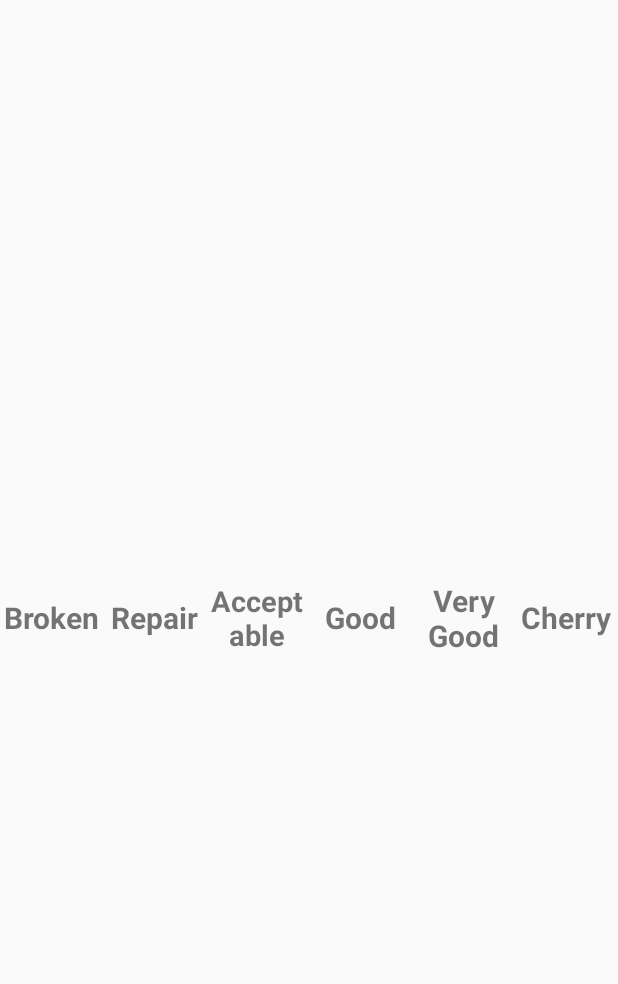
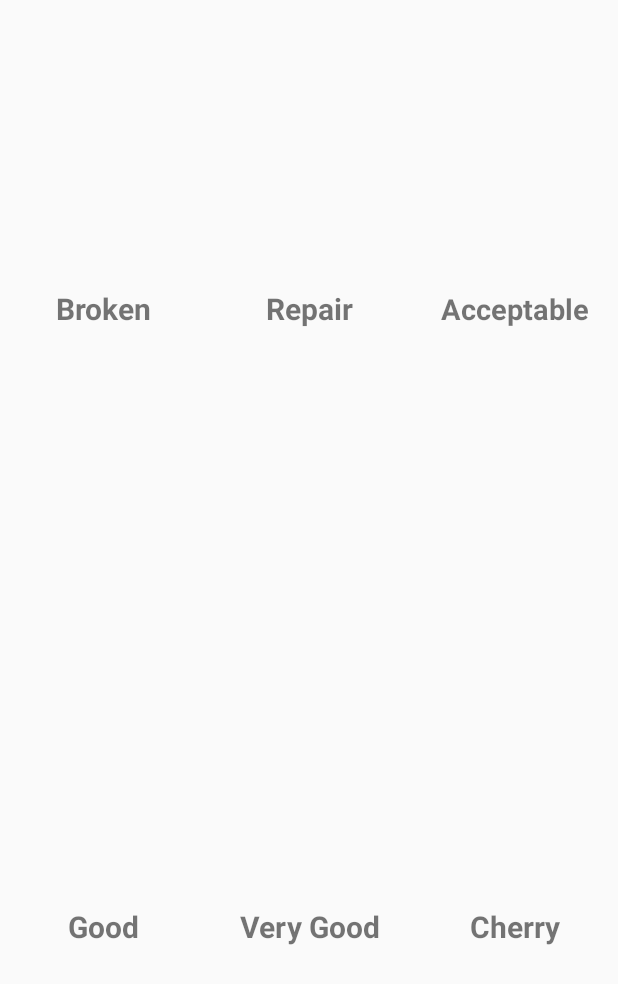
Before and after one commit to petereneric/mobile-box-apps, an Android app: the layout fragment_request_shape.xml on its own in the app's theme, with its tools: preview values and no code run, on a phone screen of 412 x 824 dp. Shown: the top 984 px of the screen. Run offline under Robolectric (Android 15) with nearby library versions, the phone set to English and light mode, and no system bars.

Commit message:
12.06.18

```diff
--- a/app/src/main/java/com/example/ericschumacher/bouncer/Activities/MainActivity.java
+++ b/app/src/main/java/com/example/ericschumacher/bouncer/Activities/MainActivity.java
@@ -161,7 +161,10 @@ public class MainActivity extends AppCompatActivity implements Interface_Selecti
         reset();
     }
 
+    @Override
+    public void setShape(int shape) {
 
+    }
 
     private void startFragmentExploitation() {
         Fragment_Request_Exploitation f = new Fragment_Request_Exploitation();
--- a/app/src/main/java/com/example/ericschumacher/bouncer/Constants/Constants_Intern.java
+++ b/app/src/main/java/com/example/ericschumacher/bouncer/Constants/Constants_Intern.java
@@ -12,4 +12,6 @@ public class Constants_Intern {
     public final static String LIST_CHOICE = "LIST_CHOICE";
     public final static int EXPLOITATION_RECYCLING = 1;
     public final static int EXPLOITATION_REUSE = 2;
+
+    // Shape
 }
--- a/app/src/main/java/com/example/ericschumacher/bouncer/Interfaces/Interface_Selection.java
+++ b/app/src/main/java/com/example/ericschumacher/bouncer/Interfaces/Interface_Selection.java
@@ -20,4 +20,5 @@ public interface Interface_Selection {
     void reset();
     Object_Model getModel();
     void startFragmentResult(String result);
+    void setShape(int shape);
 }
--- a/app/src/main/java/com/example/ericschumacher/bouncer/Objects/Object_Model.java
+++ b/app/src/main/java/com/example/ericschumacher/bouncer/Objects/Object_Model.java
@@ -17,6 +17,10 @@ public class Object_Model {
     private int IdCharger;
     private int IdBattery;
     private int Exploitation;
+
+    public enum Shape {
+
+    }
 
     public Object_Model() {
 
--- a/app/src/main/res/layout/fragment_request_shape.xml
+++ b/app/src/main/res/layout/fragment_request_shape.xml
@@ -1,70 +1,86 @@
 <?xml version="1.0" encoding="utf-8"?>
-<LinearLayout
-    xmlns:android="http://schemas.android.com/apk/res/android"
+
+<LinearLayout xmlns:android="http://schemas.android.com/apk/res/android"
     xmlns:app="http://schemas.android.com/apk/res-auto"
     xmlns:tools="http://schemas.android.com/tools"
     android:layout_width="match_parent"
     android:layout_height="match_parent"
-    android:orientation="horizontal">
+    android:orientation="vertical">
 
+    <LinearLayout
+        android:layout_width="match_parent"
+        android:layout_height="0dp"
+        android:orientation="horizontal"
+        android:layout_weight="1">
 
         <TextView
             android:id="@+id/tvBroken"
             android:layout_width="0dp"
+            android:layout_height="match_parent"
             android:layout_weight="1"
-        android:layout_height="match_parent"
+            android:gravity="center"
             android:text="@string/shape_broken"
-        android:gravity="center"
             android:textSize="20sp"
-        android:textStyle="bold"/>
+            android:textStyle="bold" />
 
         <TextView
             android:id="@+id/tvRepair"
             android:layout_width="0dp"
+            android:layout_height="match_parent"
             android:layout_weight="1"
-        android:layout_height="match_parent"
+            android:gravity="center"
             android:text="@string/shape_repair"
-        android:gravity="center"
             android:textSize="20sp"
-        android:textStyle="bold"/>
+            android:textStyle="bold" />
 
         <TextView
             android:id="@+id/tvAcceptable"
             android:layout_width="0dp"
+            android:layout_height="match_parent"
             android:layout_weight="1"
-        android:layout_height="match_parent"
+            android:gravity="center"
             android:text="@string/shape_acceptable"
-        android:gravity="center"
             android:textSize="19sp"
-        android:textStyle="bold"/>
+            android:textStyle="bold" />
+
+
+    </LinearLayout>
+
+    <LinearLayout
+        android:layout_width="match_parent"
+        android:layout_height="0dp"
+        android:orientation="horizontal"
+        android:layout_weight="1">
 
         <TextView
             android:id="@+id/tvGood"
             android:layout_width="0dp"
+            android:layout_height="match_parent"
             android:layout_weight="1"
-        android:layout_height="match_parent"
+            android:gravity="center"
             android:text="@string/shape_good"
-        android:gravity="center"
             android:textSize="20sp"
-        android:textStyle="bold"/>
+            android:textStyle="bold" />
 
         <TextView
             android:id="@+id/tvVeryGood"
             android:layout_width="0dp"
+            android:layout_height="match_parent"
             android:layout_weight="1"
-        android:layout_height="match_parent"
+            android:gravity="center"
             android:text="@string/shape_very_good"
-        android:gravity="center"
             android:textSize="20sp"
-        android:textStyle="bold"/>
+            android:textStyle="bold" />
 
         <TextView
             android:id="@+id/tvCherry"
             android:layout_width="0dp"
+            android:layout_height="match_parent"
             android:layout_weight="1"
-        android:layout_height="match_parent"
+            android:gravity="center"
             android:text="@string/shape_cherry"
-        android:gravity="center"
             android:textSize="20sp"
-        android:textStyle="bold"/>
+            android:textStyle="bold" />
     </LinearLayout>
+
+</LinearLayout>
```
Also changed, not shown: app/src/main/java/com/example/ericschumacher/bouncer/Fragments/Fragment_Request_Shape.java (+39 -1 lines). Lines whose indentation alone changed are shown as unchanged.
